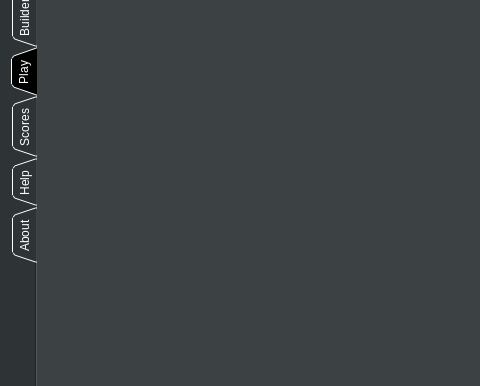
First picture: the form in MainWindow.ui, repository SwissalpS/QtSssSNibblers, before the edit; both pictures show x 0 to 480 and y 93 to 479 of the 1008 by 562 pixel window.
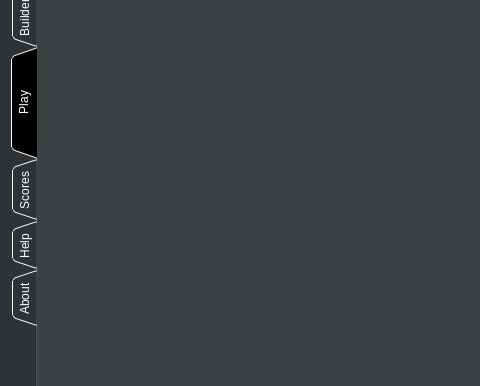
Second picture: the form after the edit.

Commit message: make play tab huge

The edit to the form file:
```diff
--- a/MainWindow.ui
+++ b/MainWindow.ui
@@ -1848,7 +1848,7 @@
       </widget>
       <widget class="QWidget" name="tabPlay">
        <attribute name="title">
-        <string>Play</string>
+        <string>          Play         </string>
        </attribute>
        <layout class="QGridLayout" name="gridLayout_5"/>
       </widget>
```
